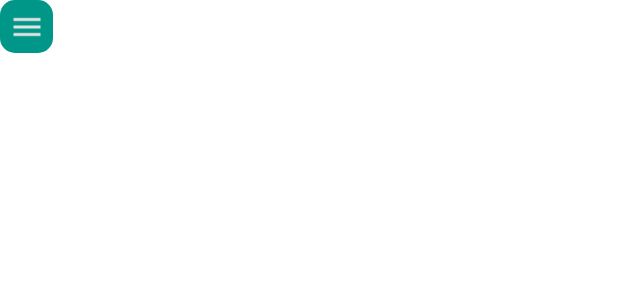
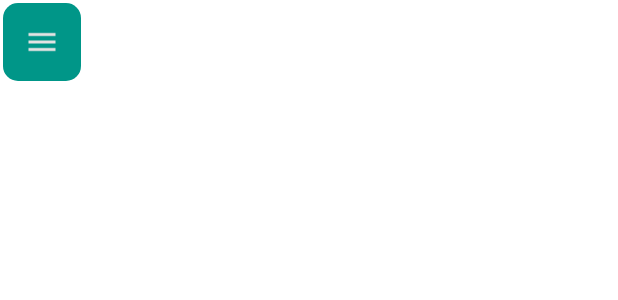
Before and after one commit to MrAsiimov/Pantry, an Android app: the layout fragment_header.xml on its own in the app's theme, with its tools: preview values and no code run, on a phone screen of 412 x 824 dp. Shown: the top 300 px of the screen. Run offline under Robolectric (Android 15) with nearby library versions, the phone set to English and light mode, and no system bars.

Commit message:
Updated Header_fragment height based on screen rotation

```diff
--- a/app/src/main/res/layout/fragment_header.xml
+++ b/app/src/main/res/layout/fragment_header.xml
@@ -7,8 +7,10 @@
 
     <ImageButton
         android:id="@+id/imageButton"
-        android:layout_width="35dp"
-        android:layout_height="35dp"
+        android:layout_width="@dimen/button_menu"
+        android:layout_height="@dimen/button_menu"
+        android:layout_marginLeft="2dp"
+        android:layout_marginTop="2dp"
         android:contentDescription="@string/button_menu"
         android:src="@drawable/icon_menu"
         android:background="@drawable/rounded_menu_button" />
--- a/app/src/main/res/values-land/dimens.xml
+++ b/app/src/main/res/values-land/dimens.xml
@@ -1,4 +1,5 @@
 <?xml version="1.0" encoding="utf-8"?>
 <resources>
     <dimen name="header_height">48dp</dimen>
+    <dimen name="button_menu">44dp</dimen>
 </resources>
--- a/app/src/main/res/values/dimens.xml
+++ b/app/src/main/res/values/dimens.xml
@@ -1,4 +1,5 @@
 <?xml version="1.0" encoding="utf-8"?>
 <resources>
     <dimen name="header_height">56dp</dimen>
+    <dimen name="button_menu">52dp</dimen>
 </resources>
```
